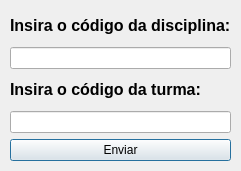
Before: the Qt Designer form fm_inserirdisciplinaturma.ui in cpedrohenrique1/ListagemAlunos, drawn with Qt 5.
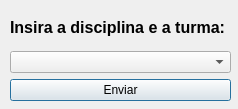
After: the same form once the commit is applied.

```diff
--- a/fm_inserirdisciplinaturma.ui
+++ b/fm_inserirdisciplinaturma.ui
@@ -6,8 +6,8 @@
    <rect>
     <x>0</x>
     <y>0</y>
-    <width>241</width>
-    <height>171</height>
+    <width>238</width>
+    <height>109</height>
    </rect>
   </property>
   <property name="windowTitle">
@@ -19,29 +19,19 @@
      <x>10</x>
      <y>10</y>
      <width>221</width>
-     <height>151</height>
+     <height>91</height>
     </rect>
    </property>
    <layout class="QVBoxLayout" name="verticalLayout">
     <item>
      <widget class="QLabel" name="label">
       <property name="text">
-       <string>&lt;html&gt;&lt;head/&gt;&lt;body&gt;&lt;p&gt;&lt;span style=&quot; font-size:12pt; font-weight:600;&quot;&gt;Insira o código da disciplina:&lt;/span&gt;&lt;/p&gt;&lt;/body&gt;&lt;/html&gt;</string>
+       <string>&lt;html&gt;&lt;head/&gt;&lt;body&gt;&lt;p&gt;&lt;span style=&quot; font-size:12pt; font-weight:600;&quot;&gt;Insira a disciplina e a turma:&lt;/span&gt;&lt;/p&gt;&lt;/body&gt;&lt;/html&gt;</string>
       </property>
      </widget>
     </item>
     <item>
-     <widget class="QLineEdit" name="lineEdit_inputCodigoDisciplina"/>
-    </item>
-    <item>
-     <widget class="QLabel" name="label_2">
-      <property name="text">
-       <string>&lt;html&gt;&lt;head/&gt;&lt;body&gt;&lt;p&gt;&lt;span style=&quot; font-size:12pt; font-weight:600;&quot;&gt;Insira o código da turma:&lt;/span&gt;&lt;/p&gt;&lt;/body&gt;&lt;/html&gt;</string>
-      </property>
-     </widget>
-    </item>
-    <item>
-     <widget class="QLineEdit" name="lineEdit_inputCodigoTurma"/>
+     <widget class="QComboBox" name="comboBox"/>
     </item>
     <item>
      <widget class="QPushButton" name="pushButton">
```
